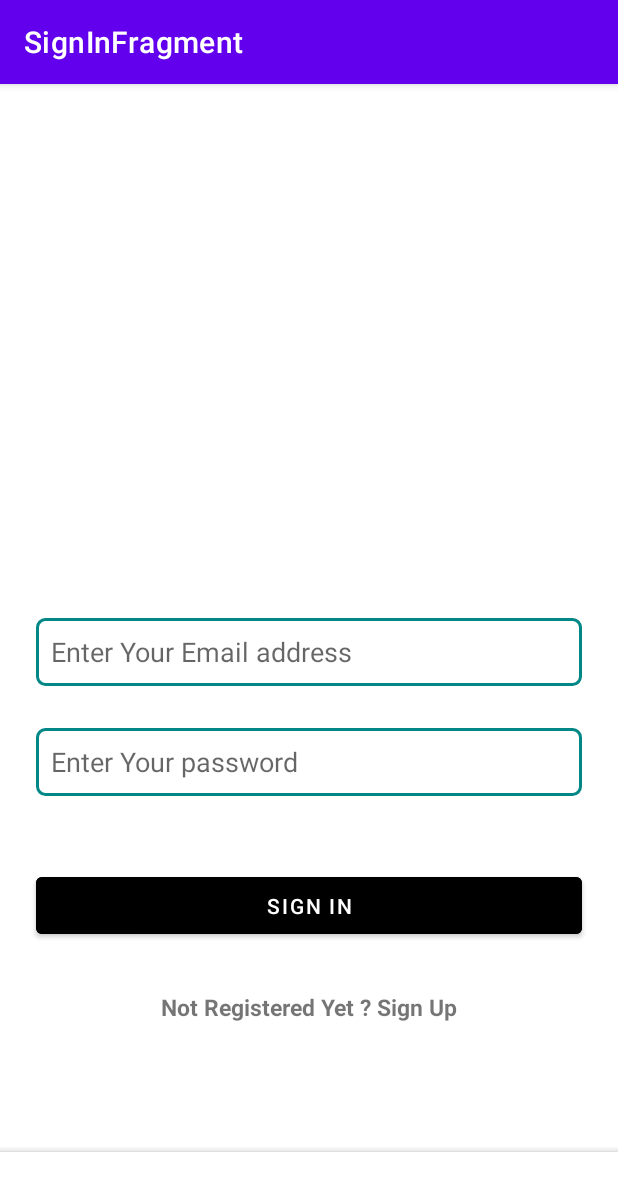
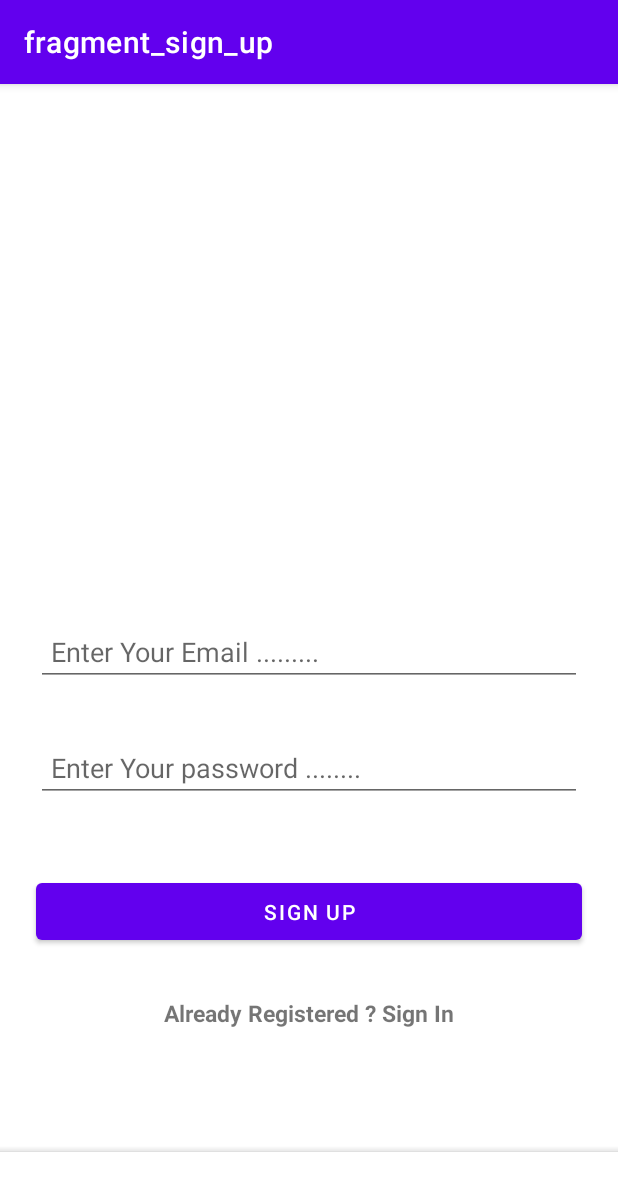
Before and after one commit to VassilevEmil/AndroidProject, an Android app: the screen it shows after launch (MainActivity), after a tap on "Not Registered Yet ? Sign Up", on a phone screen of 412 x 824 dp. Shown: the top 1191 px of the screen. Run offline under Robolectric (Android 15) with nearby library versions, the phone set to English and light mode, and no system bars; our stand-ins replace Firebase (no records; nobody signed in at launch, a user with empty details on screens opened directly), navigation-ui.

Commit message:
registering done - doesnt load the view

```diff
--- a/app/src/main/java/com/example/androidproject/MainActivity.java
+++ b/app/src/main/java/com/example/androidproject/MainActivity.java
@@ -39,7 +39,8 @@ public class MainActivity extends AppCompatActivity {
                 R.id.navigation_portfolio,
                 R.id.navigation_news,
                 R.id.navigation_settings,
-                R.id.signInFragment)
+                R.id.signInFragment,
+                R.id.signUpFragment)
                 .build();
         NavController navController = Navigation.findNavController(this, R.id.nav_host_fragment_activity_main);
         BottomNavigationView navView = findViewById(R.id.nav_view);
@@ -53,6 +54,7 @@ public class MainActivity extends AppCompatActivity {
                     default: navView.setVisibility(View.VISIBLE);
                     break;
                     case R.id.signInFragment: navView.setVisibility(View.GONE);
+                    case R.id.signUpFragment: navView.setVisibility(View.GONE);
                 }
             }
         });
--- /dev/null
+++ b/app/src/main/java/com/example/androidproject/UI/Login_Register/RegisterFragment.java
@@ -0,0 +1,84 @@
+package com.example.androidproject.UI.Login_Register;
+
+import android.app.Activity;
+import android.os.Bundle;
+import android.view.LayoutInflater;
+import android.view.View;
+import android.view.ViewGroup;
+import android.widget.Button;
+import android.widget.EditText;
+import android.widget.TextView;
+
+import androidx.annotation.NonNull;
+import androidx.annotation.Nullable;
+import androidx.fragment.app.Fragment;
+import androidx.lifecycle.Observer;
+import androidx.lifecycle.ViewModelProvider;
+import androidx.navigation.NavController;
+import androidx.navigation.Navigation;
+
+import com.example.androidproject.R;
+import com.example.androidproject.ViewModel.Login_RegisterVM.LoginRegisterVM;
+import com.google.firebase.auth.FirebaseUser;
+
+public class RegisterFragment extends Fragment {
+
+    private EditText emailEdit, passEdit;
+    private TextView signInText;
+    private Button signUpBtn;
+    private LoginRegisterVM viewModel;
+    private NavController navController;
+
+    @Override
+    public void onCreate(@Nullable Bundle savedInstanceState) {
+        super.onCreate(savedInstanceState);
+        viewModel = new ViewModelProvider(this).get(LoginRegisterVM.class);
+        viewModel.getUserData().observe(this, new Observer<FirebaseUser>() {
+            @Override
+            public void onChanged(FirebaseUser firebaseUser) {
+                if (firebaseUser != null){
+                    navController.navigate(R.id.action_signUpFragment_to_signInFragment);
+                }
+            }
+        });
+    }
+
+    @Nullable
+    @Override
+    public View onCreateView(@NonNull LayoutInflater inflater, @Nullable ViewGroup container, @Nullable Bundle savedInstanceState) {
+        return inflater.inflate(R.layout.fragment_sign_up, container, false);
+    }
+
+    @Override
+    public void onViewCreated(@NonNull View view, @Nullable Bundle savedInstanceState) {
+        super.onViewCreated(view, savedInstanceState);
+
+        emailEdit = view.findViewById(R.id.emailEditSignIn);
+        passEdit = view.findViewById(R.id.passEditSignIn);
+        signInText = view.findViewById(R.id.signInText);
+        signUpBtn = view.findViewById(R.id.signUpBtn);
+
+        navController = Navigation.findNavController(view);
+
+        signInText.setOnClickListener(new View.OnClickListener() {
+            @Override
+            public void onClick(View view) {
+       navController.navigate(R.id.action_signUpFragment_to_signInFragment);
+            }
+        });
+
+        signUpBtn.setOnClickListener(new View.OnClickListener() {
+            @Override
+            public void onClick(View view) {
+                String email = emailEdit.getText().toString();
+                String pass = passEdit.getText().toString();
+
+                if (!email.isEmpty() && !pass.isEmpty()){
+                    viewModel.register(email, pass);
+                }
+
+            }
+        });
+
+    }
+}
--- a/app/src/main/java/com/example/androidproject/UI/Wallet/WalletFragment.java
+++ b/app/src/main/java/com/example/androidproject/UI/Wallet/WalletFragment.java
@@ -92,7 +92,7 @@ public class WalletFragment extends Fragment {
                     userID.setText(firebaseUser.getUid());
                 }else{
                     //test until the login will be done
-                    viewModel.loginAccount((Activity) root.getContext(),"goformusicro@gmail.com","test1234567");
+                   viewModel.loginAccount((Activity) root.getContext(),"goformusicro@gmail.com","test1234567");
                 }
 
                 setTransactionList();
--- a/app/src/main/res/layout/fragment_sign_up.xml
+++ b/app/src/main/res/layout/fragment_sign_up.xml
@@ -1,6 +1,69 @@
 <?xml version="1.0" encoding="utf-8"?>
 <androidx.constraintlayout.widget.ConstraintLayout xmlns:android="http://schemas.android.com/apk/res/android"
+    xmlns:app="http://schemas.android.com/apk/res-auto"
+    xmlns:tools="http://schemas.android.com/tools"
     android:layout_width="match_parent"
-    android:layout_height="match_parent">
+    android:layout_height="match_parent"
+    tools:context="UI.Login_Register.RegisterFragment">
 
+
+    <EditText
+        android:id="@+id/emailEditSignUp"
+        android:layout_width="0dp"
+        android:layout_height="45dp"
+        android:layout_marginStart="24dp"
+        android:layout_marginTop="356dp"
+        android:layout_marginEnd="24dp"
+        android:ems="10"
+        android:padding="10dp"
+        android:hint="Enter Your Email ........."
+        android:inputType="textEmailAddress"
+        app:layout_constraintEnd_toEndOf="parent"
+        app:layout_constraintHorizontal_bias="1.0"
+        app:layout_constraintStart_toStartOf="parent"
+        app:layout_constraintTop_toTopOf="parent" />
+
+    <EditText
+        android:id="@+id/passEditSignUp"
+        android:layout_width="0dp"
+        android:layout_height="45dp"
+        android:layout_marginStart="24dp"
+        android:layout_marginTop="32dp"
+        android:layout_marginEnd="24dp"
+
+        android:ems="10"
+        android:padding="10dp"
+        android:hint="Enter Your password ........"
+        android:inputType="textPassword"
+        app:layout_constraintEnd_toEndOf="parent"
+        app:layout_constraintHorizontal_bias="0.5"
+        app:layout_constraintStart_toStartOf="parent"
+        app:layout_constraintTop_toBottomOf="@+id/emailEditSignUp" />
+
+    <Button
+        android:id="@+id/signUpBtn"
+        android:layout_width="0dp"
+        android:layout_height="50dp"
+        android:layout_marginStart="24dp"
+        android:layout_marginTop="48dp"
+        android:layout_marginEnd="24dp"
+
+        android:text="Sign Up"
+        app:layout_constraintEnd_toEndOf="parent"
+        app:layout_constraintHorizontal_bias="0.5"
+        app:layout_constraintStart_toStartOf="parent"
+        app:layout_constraintTop_toBottomOf="@+id/passEditSignUp" />
+
+    <TextView
+        android:id="@+id/signInText"
+        android:layout_width="wrap_content"
+        android:layout_height="wrap_content"
+        android:layout_marginTop="32dp"
+        android:text="Already Registered ? Sign In"
+        android:textSize="15sp"
+        android:textStyle="bold"
+        app:layout_constraintEnd_toEndOf="parent"
+        app:layout_constraintHorizontal_bias="0.5"
+        app:layout_constraintStart_toStartOf="parent"
+        app:layout_constraintTop_toBottomOf="@+id/signUpBtn" />
 </androidx.constraintlayout.widget.ConstraintLayout>
--- a/app/src/main/res/navigation/mobile_navigation.xml
+++ b/app/src/main/res/navigation/mobile_navigation.xml
@@ -12,7 +12,6 @@
         tools:layout="@layout/fragment_sign_in">
         <action
             android:id="@+id/action_signIn_to_main"
-            android:name="com.example.androidproject.UI.Login_Register.LoginFragment"
             app:destination="@id/navigation_market" />
         <action
             android:id="@+id/action_signInFragment_to_signUpFragment"
@@ -21,8 +20,8 @@
 
     <fragment
         android:id="@+id/signUpFragment"
-        android:name="com.example.androidproject.UI.Market."
-        android:label="fragment_sign_in"
+        android:name="com.example.androidproject.UI.Login_Register.RegisterFragment"
+        android:label="fragment_sign_up"
         tools:layout="@layout/fragment_sign_up" >
         <action
             android:id="@+id/action_signUpFragment_to_signInFragment"
--- a/app/src/main/res/values/strings.xml
+++ b/app/src/main/res/values/strings.xml
@@ -12,5 +12,7 @@
     <string name="enter_your_email_address">Enter Your Email address</string>
     <string name="enter_your_password">Enter Your password</string>
     <string name="sign_in">Sign IN</string>
+    <string name="sign_up">Sign UP</string>
     <string name="not_registered_yet_sign_up">Not Registered Yet ? Sign Up</string>
+    <string name="have_an_account">Have an account? Sign In</string>
 </resources>
```
